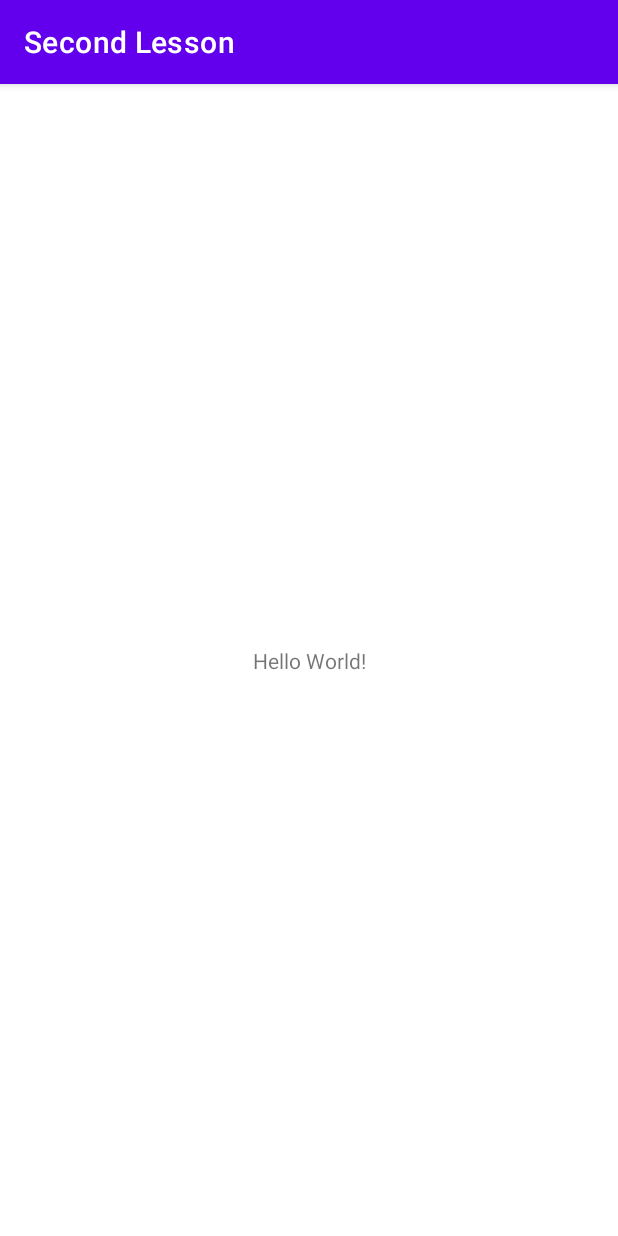
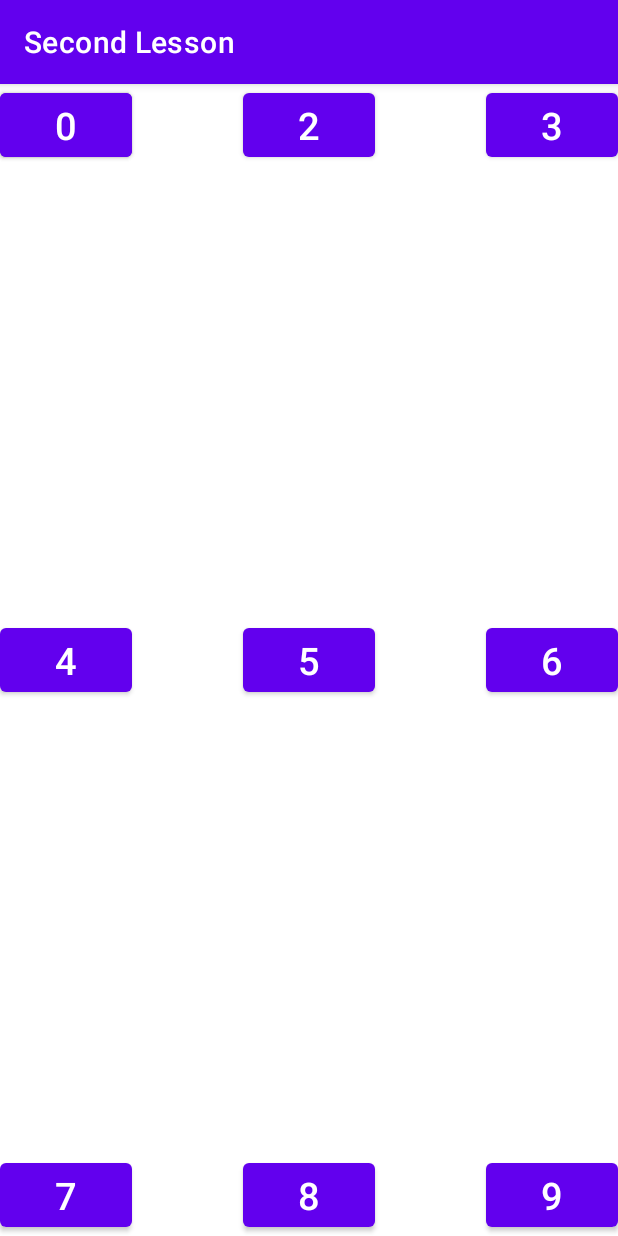
Before and after one commit to SergeYudkin/SecondLesson, an Android app: the screen it shows after launch (MainActivity), on a phone screen of 412 x 824 dp. Run offline under Robolectric (Android 15) with nearby library versions, the phone set to English and light mode, and no system bars.

Commit message:
Создал кнопки для калькулятора

```diff
--- a/app/build.gradle
+++ b/app/build.gradle
@@ -4,7 +4,7 @@ plugins {
 
 android {
     compileSdkVersion 30
-    buildToolsVersion "31.0.0"
+    buildToolsVersion "30.0.3"
 
     defaultConfig {
         applicationId "com.example.secondlesson"
--- a/app/src/main/res/layout/activity_main.xml
+++ b/app/src/main/res/layout/activity_main.xml
@@ -1,18 +1,12 @@
 <?xml version="1.0" encoding="utf-8"?>
 <androidx.constraintlayout.widget.ConstraintLayout xmlns:android="http://schemas.android.com/apk/res/android"
-    xmlns:app="http://schemas.android.com/apk/res-auto"
     xmlns:tools="http://schemas.android.com/tools"
     android:layout_width="match_parent"
     android:layout_height="match_parent"
     tools:context=".MainActivity">
 
-    <TextView
-        android:layout_width="wrap_content"
-        android:layout_height="wrap_content"
-        android:text="Hello World!"
-        app:layout_constraintBottom_toBottomOf="parent"
-        app:layout_constraintLeft_toLeftOf="parent"
-        app:layout_constraintRight_toRightOf="parent"
-        app:layout_constraintTop_toTopOf="parent" />
+    <include layout="@layout/frame_layout"/>
+
+
 
 </androidx.constraintlayout.widget.ConstraintLayout>
--- /dev/null
+++ b/app/src/main/res/layout/frame_layout.xml
@@ -0,0 +1,90 @@
+<?xml version="1.0" encoding="utf-8"?>
+<FrameLayout xmlns:android="http://schemas.android.com/apk/res/android"
+    xmlns:tools="http://schemas.android.com/tools"
+    android:layout_width="match_parent"
+    android:layout_height="match_parent"
+    tools:context=".MainActivity">
+
+    <Button
+        android:id="@+id/button1"
+        android:layout_width="wrap_content"
+        android:layout_height="wrap_content"
+        android:text="@string/buttonNumber"
+        android:textSize="@dimen/textButtonSize"
+        android:layout_gravity="start|top"
+        />
+    <Button
+        android:id="@+id/button2"
+        android:layout_width="wrap_content"
+        android:layout_height="wrap_content"
+        android:text="@string/buttonNumber2"
+        android:textSize="@dimen/textButtonSize"
+        android:layout_gravity="center|top"
+        />
+    <Button
+        android:id="@+id/button3"
+        android:layout_width="wrap_content"
+        android:layout_height="wrap_content"
+        android:text="@string/buttonNumber3"
+        android:textSize="@dimen/textButtonSize"
+        android:layout_gravity="end|top"
+        />
+    <Button
+        android:id="@+id/button4"
+        android:layout_width="wrap_content"
+        android:layout_height="wrap_content"
+        android:text="@string/buttonNumber4"
+        android:textSize="@dimen/textButtonSize"
+        android:layout_gravity="start|center"
+        />
+    <Button
+        android:id="@+id/button5"
+        android:layout_width="wrap_content"
+        android:layout_height="wrap_content"
+        android:text="@string/buttonNumber5"
+        android:textSize="@dimen/textButtonSize"
+        android:layout_gravity="center"
+        />
+    <Button
+        android:id="@+id/button6"
+        android:layout_width="wrap_content"
+        android:layout_height="wrap_content"
+        android:text="@string/buttonNumber6"
+        android:textSize="@dimen/textButtonSize"
+        android:layout_gravity="end|center"
+
+        />
+    <Button
+        android:id="@+id/button7"
+        android:layout_width="wrap_content"
+        android:layout_height="wrap_content"
+        android:text="@string/buttonNumber7"
+        android:textSize="@dimen/textButtonSize"
+        android:layout_gravity="start|bottom"
+        />
+    <Button
+        android:id="@+id/button8"
+        android:layout_width="wrap_content"
+        android:layout_height="wrap_content"
+        android:text="@string/buttonNumber8"
+        android:textSize="@dimen/textButtonSize"
+        android:layout_gravity="center|bottom"
+        />
+    <Button
+        android:id="@+id/button9"
+        android:layout_width="wrap_content"
+        android:layout_height="wrap_content"
+        android:text="@string/buttonNumber9"
+        android:textSize="@dimen/textButtonSize"
+        android:layout_gravity="end|bottom"
+        />
+
+    <Button
+        android:id="@+id/button0"
+        android:layout_width="wrap_content"
+        android:layout_height="wrap_content"
+        android:text="@string/buttonNumber0"
+        android:textSize="@dimen/textButtonSize" />
+
+
+</FrameLayout>
--- /dev/null
+++ b/app/src/main/res/values/dimens.xml
@@ -0,0 +1,4 @@
+<?xml version="1.0" encoding="utf-8"?>
+<resources>
+    <dimen name="textButtonSize">25sp</dimen>
+</resources>
--- a/app/src/main/res/values/strings.xml
+++ b/app/src/main/res/values/strings.xml
@@ -1,3 +1,21 @@
 <resources>
     <string name="app_name">Second Lesson</string>
+    <string name="buttonNumber">1</string>
+    <string name="buttonNumber2">2</string>
+    <string name="buttonNumber3">3</string>
+    <string name="buttonNumber4">4</string>
+    <string name="buttonNumber5">5</string>
+    <string name="buttonNumber6">6</string>
+    <string name="buttonNumber7">7</string>
+    <string name="buttonNumber8">8</string>
+    <string name="buttonNumber9">9</string>
+    <string name="buttonNumber0">0</string>
+    <string name="buttonNumberDot">•</string>
+    <string name="buttonNumberC">C</string>
+    <string name="buttonNumberPlus">+</string>
+    <string name="buttonNumberPercent">%</string>
+    <string name="buttonNumberMultiply">*</string>
+    <string name="buttonNumberDivide">÷</string>
+    <string name="buttonNumberEqually">=</string>
+    <string name="buttonNumberSquare">√¯</string>
 </resources>
```
Also changed, not shown: app/src/main/res/layout/constreint_layout.xml (added, +197 -0 lines).
